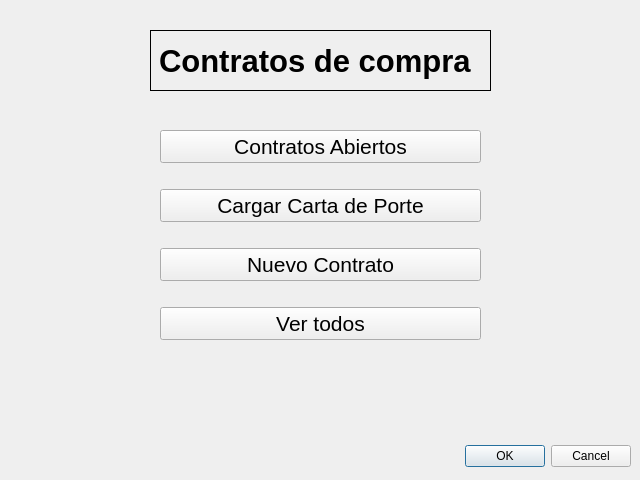
Old version of the form gui_contratos.ui in the repository Jose-Cisneros/MoliTec.
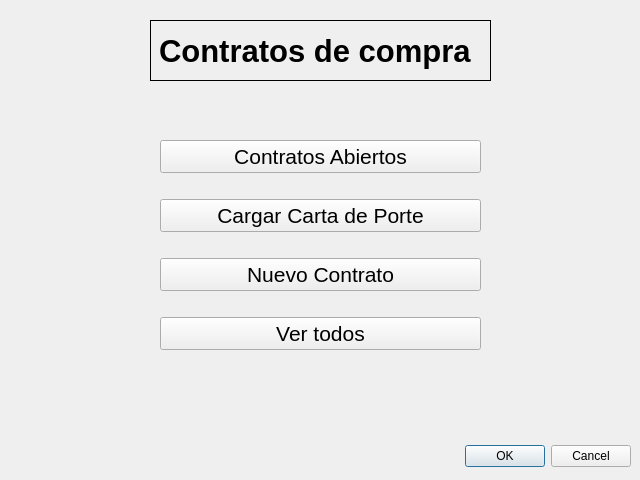
New version of the form.

Diff of the .ui file:
```diff
--- a/gui_contratos.ui
+++ b/gui_contratos.ui
@@ -33,7 +33,7 @@
    <property name="geometry">
     <rect>
      <x>150</x>
-     <y>30</y>
+     <y>20</y>
      <width>341</width>
      <height>61</height>
     </rect>
@@ -52,11 +52,11 @@
     <string>Contratos de compra</string>
    </property>
   </widget>
-  <widget class="QWidget" name="">
+  <widget class="QWidget" name="layoutWidget">
    <property name="geometry">
     <rect>
      <x>160</x>
-     <y>110</y>
+     <y>120</y>
      <width>321</width>
      <height>251</height>
     </rect>
```
Left out of the diff: 3 changed lines with no effect on the pictures.
